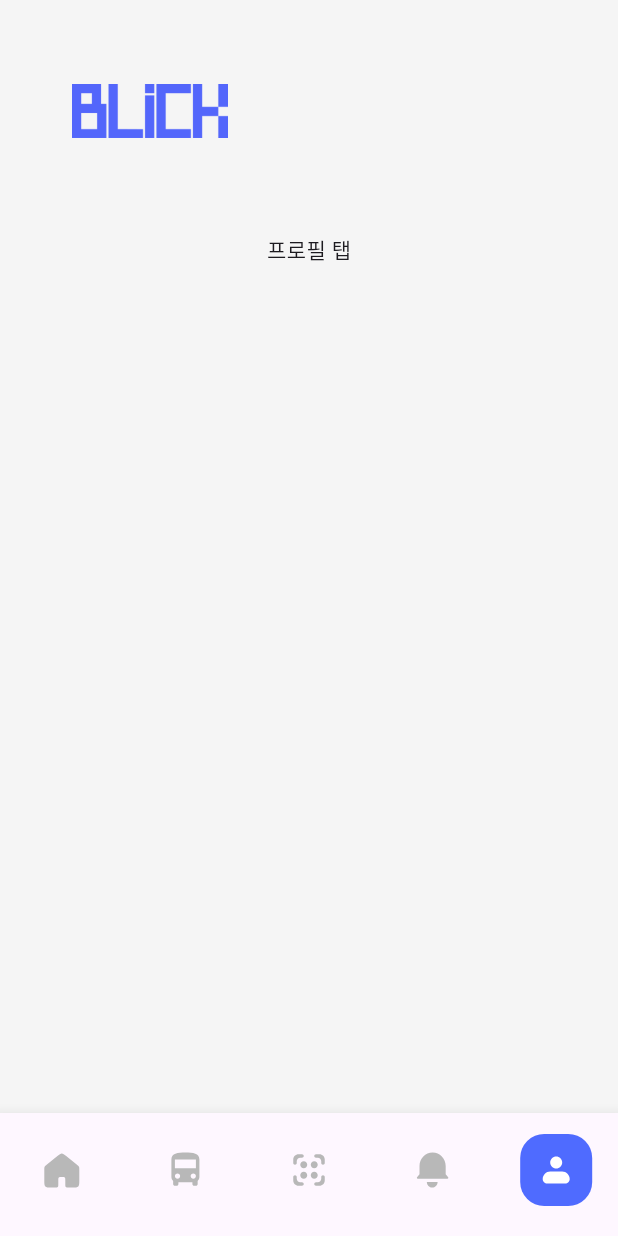
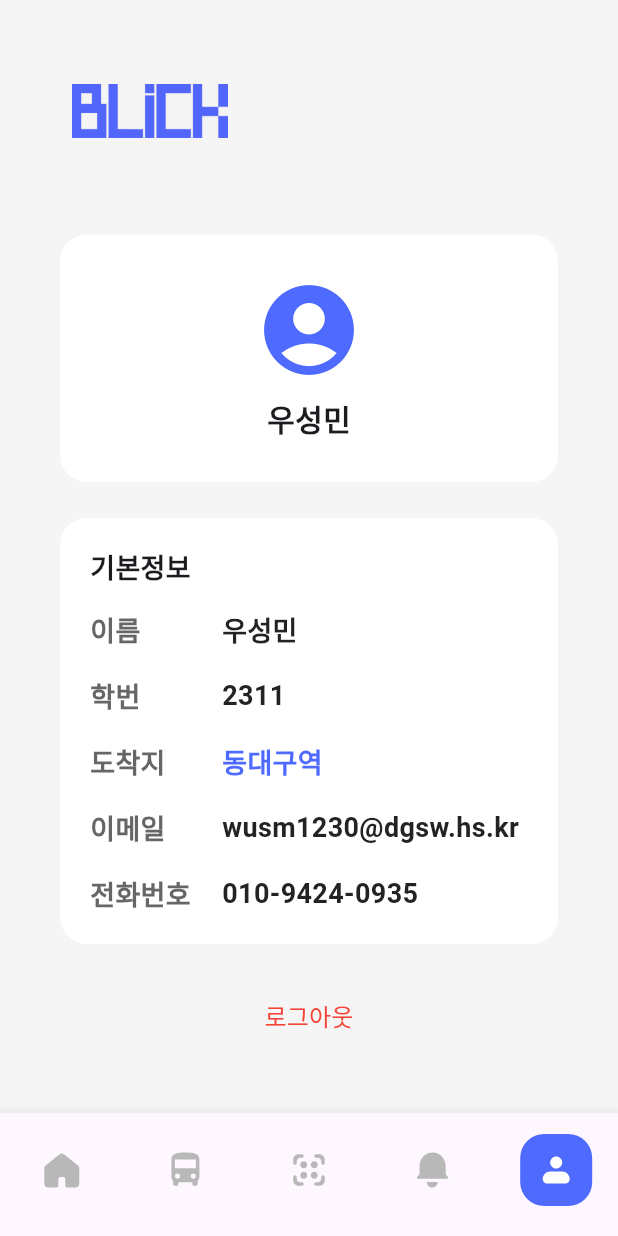
Before and after one commit to TeamBlick/app, a Flutter app: the HomeScreen screen opened directly, swiped to page 5, on a phone screen of 412 x 824 dp. Run offline on Flutter 3.47's test engine with Material 3 defaults, Android fonts, the phone set to English and light mode, and no system bars; our stand-ins replace flutter_svg; Roboto replaces fonts that are missing (Pretendard).

Commit message:
feat(profile): add logout confirmation and route reset

```diff
--- a/lib/screens/home/tabs/profile_tab.dart
+++ b/lib/screens/home/tabs/profile_tab.dart
@@ -1,21 +1,153 @@
 import 'package:flutter/material.dart';
+import '../../login_screen.dart';
 import '../../../widgets/app_logo_header.dart';
+import '../../../widgets/section_card.dart';
 
 class ProfileTab extends StatelessWidget {
   const ProfileTab({super.key});
+
+  Future<void> _handleLogout(BuildContext context) async {
+    final shouldLogout = await showDialog<bool>(
+      context: context,
+      builder: (dialogContext) {
+        return AlertDialog(
+          title: const Text("로그아웃"),
+          content: const Text("정말 로그아웃 하시겠어요?"),
+          actions: [
+            TextButton(
+              onPressed: () => Navigator.pop(dialogContext, false),
+              child: const Text("취소"),
+            ),
+            TextButton(
+              onPressed: () => Navigator.pop(dialogContext, true),
+              child: const Text("확인"),
+            ),
+          ],
+        );
+      },
+    );
+
+    if (shouldLogout != true) return;
+
+    if (!context.mounted) return;
+    Navigator.pushAndRemoveUntil(
+      context,
+      MaterialPageRoute(builder: (_) => const LoginScreen()),
+      (route) => false,
+    );
+  }
 
   @override
   Widget build(BuildContext context) {
     return SingleChildScrollView(
       padding: const EdgeInsets.all(40),
       child: Column(
-        children: const [
-          Align(alignment: Alignment.centerLeft),
-          AppLogoHeader(),
-          SizedBox(height: 32),
-          Center(child: Text('프로필 탭')),
+        children: [
+          const Align(
+            alignment: Alignment.centerLeft,
+            child: AppLogoHeader(),
+          ),
+          const SizedBox(height: 32),
+          Container(
+            width: double.infinity,
+            padding: const EdgeInsets.symmetric(vertical: 28),
+            decoration: BoxDecoration(
+              color: Colors.white,
+              borderRadius: BorderRadius.circular(18),
+            ),
+            child: const Column(
+              mainAxisSize: MainAxisSize.min,
+              children: [
+                Icon(
+                  Icons.account_circle_rounded,
+                  size: 72,
+                  color: Color(0xFF4F6BFF),
+                ),
+                SizedBox(height: 8),
+                Text(
+                      "우성민",
+                      style: TextStyle(
+                        fontSize: 20,
+                        fontWeight: FontWeight.w700,
+                      ),
+                ),
+              ],
+            ),
+          ),
+          const SizedBox(height: 24),
+          SectionCard(
+            title: "기본정보",
+            child: Column(
+              crossAxisAlignment: CrossAxisAlignment.start,
+              children: const [
+                _InfoRow(label: "이름", value: "우성민"),
+                SizedBox(height: 18),
+                _InfoRow(label: "학번", value: "2311"),
+                SizedBox(height: 18),
+                _InfoRow(
+                  label: "도착지",
+                  value: "동대구역",
+                  valueColor: Color(0xFF4F6BFF),
+                ),
+                SizedBox(height: 18),
+                _InfoRow(label: "이메일", value: "wusm1230@dgsw.hs.kr"),
+                SizedBox(height: 18),
+                _InfoRow(label: "전화번호", value: "010-9424-0935"),
+              ],
+            )
+          ),
+          const SizedBox(height: 24),
+          TextButton(
+            onPressed: () => _handleLogout(context),
+            child: const Text(
+              "로그아웃",
+              style: TextStyle(color: Colors.red, fontSize: 16),
+            ),
+          ),
         ],
       ),
     );
   }
 }
+
+class _InfoRow extends StatelessWidget {
+  const _InfoRow({
+    required this.label,
+    required this.value,
+    this.valueColor = const Color(0xFF232323),
+  });
+
+  final String label;
+  final String value;
+  final Color valueColor;
+
+  @override
+  Widget build(BuildContext context) {
+    return Row(
+      crossAxisAlignment: CrossAxisAlignment.start,
+      children: [
+        SizedBox(
+          width: 88,
+          child: Text(
+            label,
+            style: TextStyle(
+              fontSize: 18,
+              color: Color(0xFF666666),
+              fontWeight: FontWeight.w600,
+            ),
+          ),
+        ),
+        Expanded(
+          child: Text(
+            value,
+            style: TextStyle(
+              fontSize: 18,
+              color: valueColor,
+              fontWeight: FontWeight.w600,
+            ),
+          ),
+        ),
+      ],
+    );
+  }
+}
```
